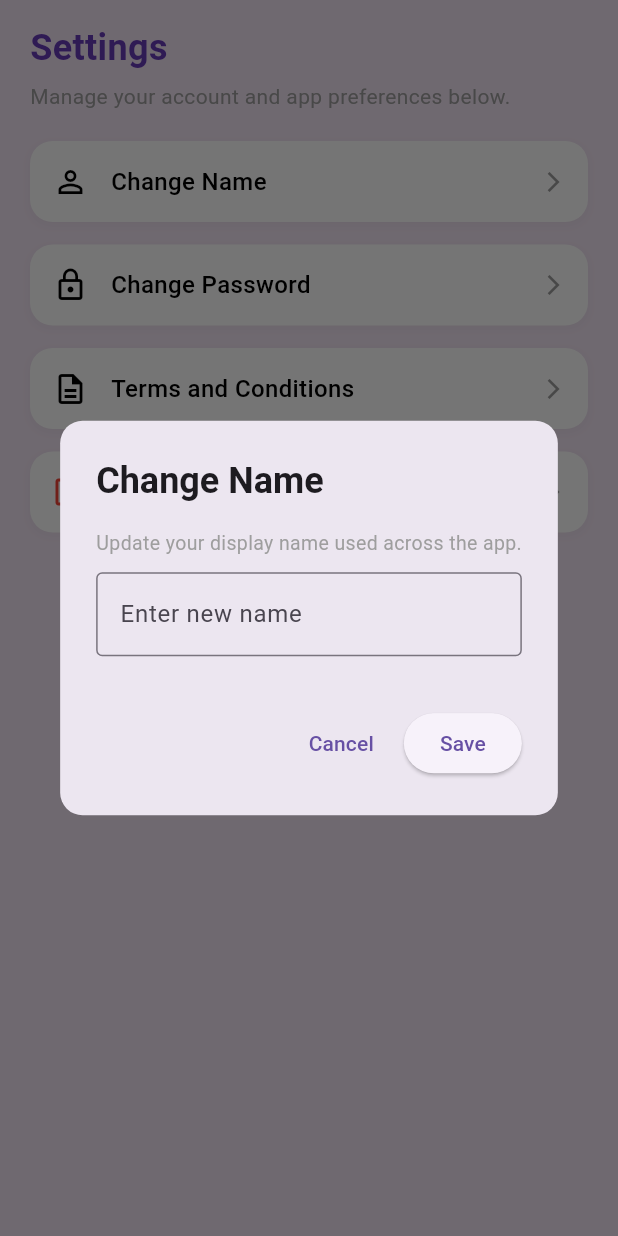
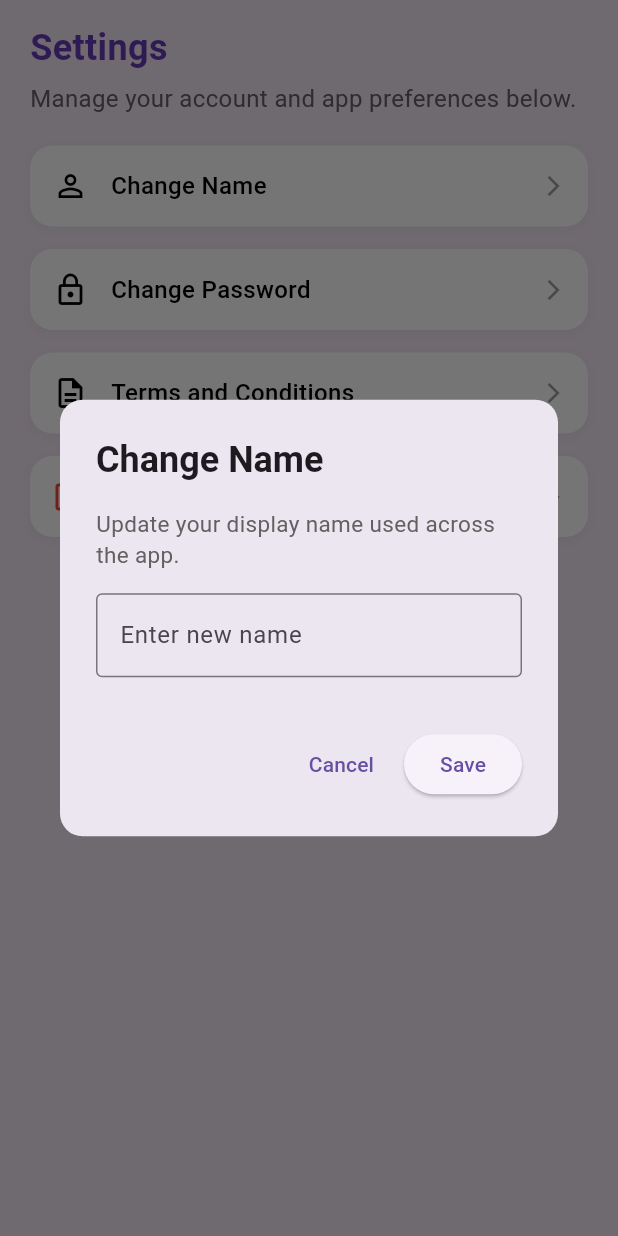
Before and after one commit to andersonnyeo/Trackify, a Flutter app: the SettingsScreen screen opened directly, after a tap on "Change Name", on a phone screen of 412 x 824 dp. Run offline on Flutter 3.47's test engine with Material 3 defaults, Android fonts, the phone set to English and light mode, and no system bars; our stand-ins replace cloud_firestore, firebase_auth, firebase_core, fl_chart, flutter_spinkit, fluttertoast; missing offline and left inert: ml_algo, ml_dataframe; accounts and stored records are empty.

Commit message:
change the size of font

```diff
--- a/trackify/lib/screens/settings_screen/settings_form.dart
+++ b/trackify/lib/screens/settings_screen/settings_form.dart
@@ -30,11 +30,11 @@ class _SettingsScreenState extends State<SettingsScreen> {
               content: Column(
                 mainAxisSize: MainAxisSize.min,
                 children: [
-                  const Text(
+                  Text(
                     "Update your display name used across the app.",
-                    style: TextStyle(fontSize: 13, color: Colors.grey),
+                    style: TextStyle(fontSize: 15, color: Colors.grey[700]),
                   ),
-                  const SizedBox(height: 10),
+                  const SizedBox(height: 15),
                   TextField(
                     controller: nameController,
                     decoration: const InputDecoration(
@@ -94,11 +94,11 @@ class _SettingsScreenState extends State<SettingsScreen> {
               content: Column(
                 mainAxisSize: MainAxisSize.min,
                 children: [
-                  const Text(
+                  Text(
                     "Use at least 6 characters for your new password.",
-                    style: TextStyle(fontSize: 13, color: Colors.grey),
+                    style: TextStyle(fontSize: 15, color: Colors.grey[700]),
                   ),
-                  const SizedBox(height: 10),
+                  const SizedBox(height: 15),
 
                   TextField(
                     controller: passwordController,
@@ -222,9 +222,9 @@ class _SettingsScreenState extends State<SettingsScreen> {
                   ),
                 ),
                 const SizedBox(height: 5),
-                const Text(
+                Text(
                   "Manage your account and app preferences below.",
-                  style: TextStyle(fontSize: 14, color: Colors.grey),
+                  style: TextStyle(fontSize: 16, color: Colors.grey[700]),
                 ),
                 // const SizedBox(height: 20),
 
```
Also changed, not shown: trackify/lib/screens/home_screen/expenses_details_screen.dart (+4 -4 lines), trackify/lib/screens/home_screen/expenses_tab_screen.dart (+10 -10 lines).
